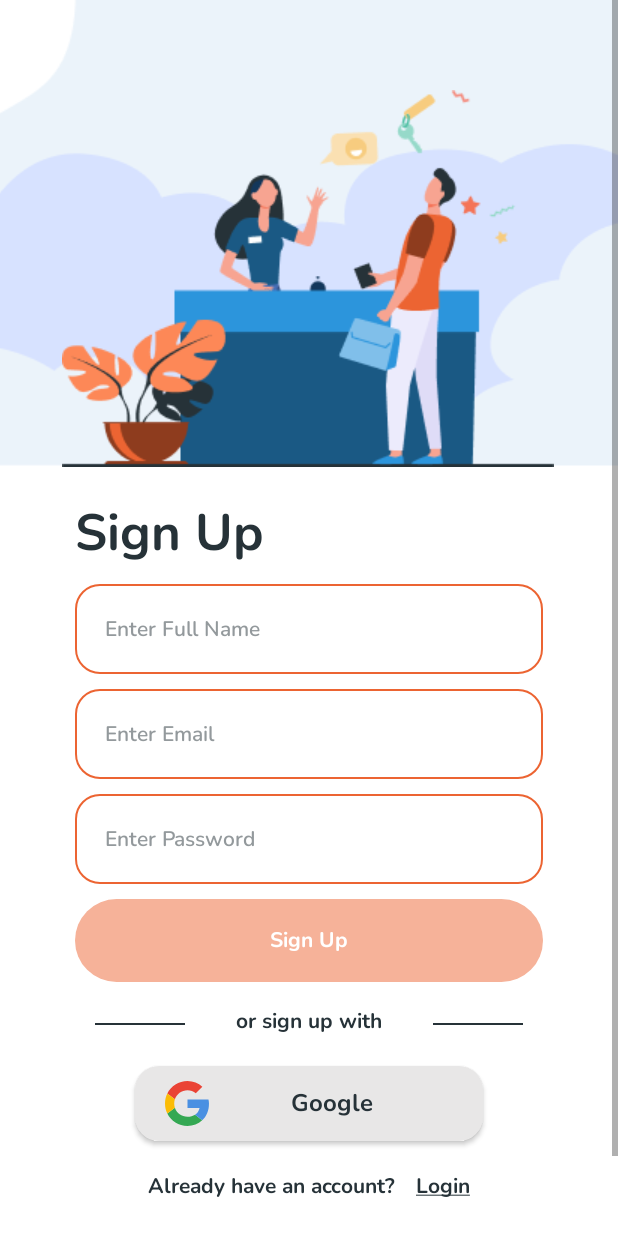
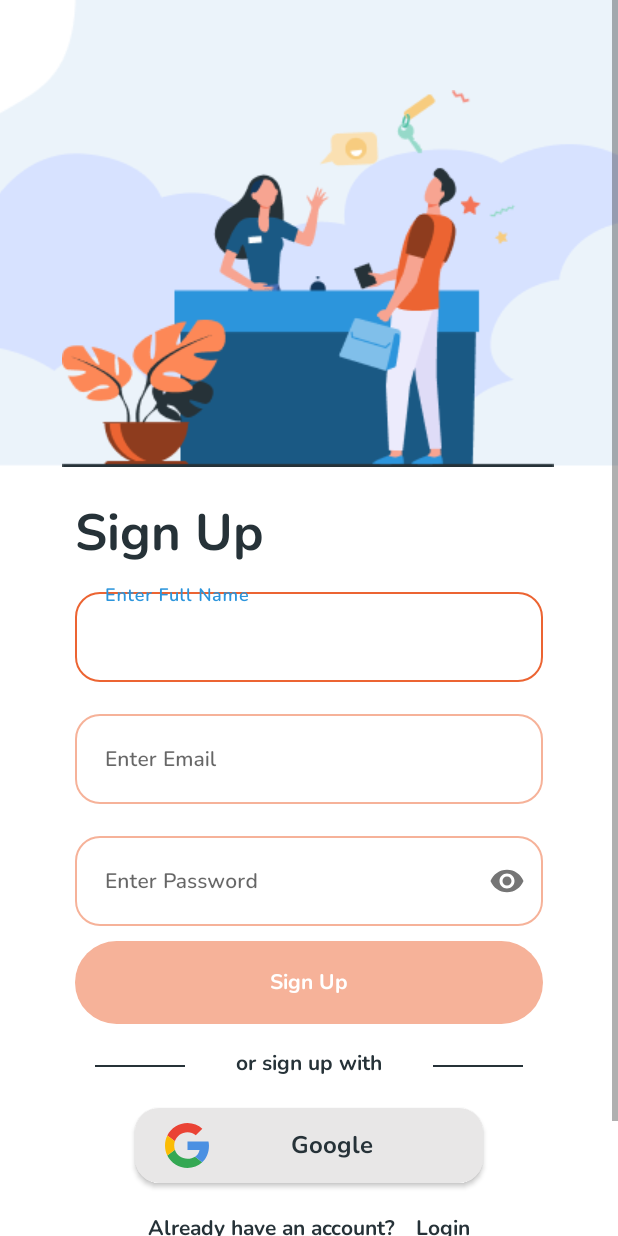
Before and after one commit to capstone-bangkit-c22-ky01/TravelokaOCR, an Android app: the LoginActivity screen opened directly, with no data from a screen before it, after a tap on "Sign up", on a phone screen of 412 x 824 dp. Run offline under Robolectric (Android 15) with nearby library versions, the phone set to English and light mode, and no system bars; 2 other taps on this screen came first.

Commit message:
adding password visibility in input text layout

```diff
--- a/app/src/main/AndroidManifest.xml
+++ b/app/src/main/AndroidManifest.xml
@@ -28,7 +28,7 @@
             android:name=".ui.login.LoginActivity"
             android:exported="false" />
         <activity
-            android:name=".ui.ocr.OCRScreenActivity"
+            android:name=".ui.register.RegisterActivity"
             android:exported="true">
             <intent-filter>
                 <action android:name="android.intent.action.MAIN" />
@@ -48,7 +48,7 @@
             android:name=".ui.homescreen.HomeActivity"
             android:exported="false" />
         <activity
-            android:name=".ui.register.RegisterActivity"
+            android:name=".ui.ocr.OCRScreenActivity"
             android:exported="false"/>
         <activity
             android:name=".MainActivity"
--- a/app/src/main/java/com/example/travelokaocr/ui/customview/PasswordEditTextView.kt
+++ b/app/src/main/java/com/example/travelokaocr/ui/customview/PasswordEditTextView.kt
@@ -2,12 +2,17 @@
 
 import android.content.Context
 import android.graphics.Canvas
+import android.graphics.drawable.Drawable
 import android.util.AttributeSet
 import android.view.View
 import androidx.appcompat.widget.AppCompatEditText
 import com.example.travelokaocr.R
 
 class PasswordEditTextView : AppCompatEditText {
+
+    private lateinit var visibilityButtonIcon: Drawable
+    private lateinit var visibilityOffButtonIcon: Drawable
+
     constructor(context: Context) : super(context) {
     }
 
--- a/app/src/main/res/drawable/bg_edit_text.xml
+++ b/app/src/main/res/drawable/bg_edit_text.xml
@@ -1,10 +1,17 @@
 <?xml version="1.0" encoding="utf-8"?>
 <selector xmlns:android="http://schemas.android.com/apk/res/android">
-    <item>
+    <item android:state_enabled="true" android:state_focused="true">
         <shape android:shape="rectangle">
             <corners android:radius="16dp"/>
             <stroke android:color="@color/neutral50"
                 android:width="1dp"/>
         </shape>
     </item>
+    <item android:state_enabled="true">
+        <shape android:shape="rectangle">
+            <corners android:radius="16dp"/>
+            <stroke android:color="@color/neutral10"
+                android:width="1dp"/>
+        </shape>
+    </item>
 </selector>
--- /dev/null
+++ b/app/src/main/res/drawable/ic_visibility.xml
@@ -0,0 +1,5 @@
+<vector android:height="24dp" android:tint="@color/font_hint"
+    android:viewportHeight="24" android:viewportWidth="24"
+    android:width="24dp" xmlns:android="http://schemas.android.com/apk/res/android">
+    <path android:fillColor="@android:color/white" android:pathData="M12,4.5C7,4.5 2.73,7.61 1,12c1.73,4.39 6,7.5 11,7.5s9.27,-3.11 11,-7.5c-1.73,-4.39 -6,-7.5 -11,-7.5zM12,17c-2.76,0 -5,-2.24 -5,-5s2.24,-5 5,-5 5,2.24 5,5 -2.24,5 -5,5zM12,9c-1.66,0 -3,1.34 -3,3s1.34,3 3,3 3,-1.34 3,-3 -1.34,-3 -3,-3z"/>
+</vector>
--- /dev/null
+++ b/app/src/main/res/drawable/ic_visibility_off.xml
@@ -0,0 +1,5 @@
+<vector android:height="24dp" android:tint="@color/font_hint"
+    android:viewportHeight="24" android:viewportWidth="24"
+    android:width="24dp" xmlns:android="http://schemas.android.com/apk/res/android">
+    <path android:fillColor="@android:color/white" android:pathData="M12,7c2.76,0 5,2.24 5,5 0,0.65 -0.13,1.26 -0.36,1.83l2.92,2.92c1.51,-1.26 2.7,-2.89 3.43,-4.75 -1.73,-4.39 -6,-7.5 -11,-7.5 -1.4,0 -2.74,0.25 -3.98,0.7l2.16,2.16C10.74,7.13 11.35,7 12,7zM2,4.27l2.28,2.28 0.46,0.46C3.08,8.3 1.78,10.02 1,12c1.73,4.39 6,7.5 11,7.5 1.55,0 3.03,-0.3 4.38,-0.84l0.42,0.42L19.73,22 21,20.73 3.27,3 2,4.27zM7.53,9.8l1.55,1.55c-0.05,0.21 -0.08,0.43 -0.08,0.65 0,1.66 1.34,3 3,3 0.22,0 0.44,-0.03 0.65,-0.08l1.55,1.55c-0.67,0.33 -1.41,0.53 -2.2,0.53 -2.76,0 -5,-2.24 -5,-5 0,-0.79 0.2,-1.53 0.53,-2.2zM11.84,9.02l3.15,3.15 0.02,-0.16c0,-1.66 -1.34,-3 -3,-3l-0.17,0.01z"/>
+</vector>
--- a/app/src/main/res/layout/activity_register.xml
+++ b/app/src/main/res/layout/activity_register.xml
@@ -53,31 +53,49 @@
             app:layout_constraintStart_toStartOf="parent"
             app:layout_constraintTop_toBottomOf="@+id/iv_receptionist" />
 
+        <com.google.android.material.textfield.TextInputLayout
+            android:id="@+id/til_full_name"
+            style="@style/Widget.MaterialComponents.TextInputLayout.OutlinedBox"
+            android:layout_width="match_parent"
+            android:layout_height="wrap_content"
+            android:layout_marginTop="10dp"
+            android:layout_marginStart="50dp"
+            android:layout_marginEnd="50dp"
+            app:layout_constraintEnd_toEndOf="parent"
+            app:layout_constraintStart_toStartOf="parent"
+            app:layout_constraintTop_toBottomOf="@id/tv_sign_up">
+
             <com.example.travelokaocr.ui.customview.FullNameEditTextView
                 android:id="@+id/etv_full_name"
                 android:layout_width="match_parent"
                 android:layout_height="60dp"
                 android:gravity="start|center"
-            android:layout_marginTop="10dp"
                 android:paddingStart="20dp"
                 android:paddingEnd="20dp"
                 android:background="@drawable/bg_edit_text"
-            app:layout_constraintEnd_toEndOf="parent"
-            app:layout_constraintStart_toStartOf="parent"
-            app:layout_constraintTop_toBottomOf="@id/tv_sign_up"
                 android:fontFamily="@font/nunito_semi_bold"
                 android:hint="@string/enter_full_name"
-            android:layout_marginStart="50dp"
-            android:layout_marginEnd="50dp"
                 android:textSize="14sp"
                 android:textColorHint="@color/font_hint"
                 tools:ignore="RtlSymmetry" />
+        </com.google.android.material.textfield.TextInputLayout>
+
+        <com.google.android.material.textfield.TextInputLayout
+            android:id="@+id/til_email"
+            style="@style/Widget.MaterialComponents.TextInputLayout.OutlinedBox"
+            android:layout_width="match_parent"
+            android:layout_height="wrap_content"
+            android:layout_marginTop="16dp"
+            android:layout_marginStart="50dp"
+            android:layout_marginEnd="50dp"
+            app:layout_constraintEnd_toEndOf="parent"
+            app:layout_constraintStart_toStartOf="parent"
+            app:layout_constraintTop_toBottomOf="@id/til_full_name">
 
             <com.example.travelokaocr.ui.customview.EmailEditTextView
                 android:id="@+id/etv_email"
                 android:layout_width="match_parent"
                 android:layout_height="60dp"
-            android:layout_marginTop="10dp"
                 android:gravity="start|center"
                 android:paddingStart="20dp"
                 android:paddingEnd="20dp"
@@ -86,32 +104,37 @@
                 android:hint="@string/enter_email"
                 android:textSize="14sp"
                 android:textColorHint="@color/font_hint"
-            tools:ignore="RtlSymmetry"
+                tools:ignore="RtlSymmetry"/>
+        </com.google.android.material.textfield.TextInputLayout>
+
+        <com.google.android.material.textfield.TextInputLayout
+            android:id="@+id/til_password"
+            style="@style/Widget.MaterialComponents.TextInputLayout.OutlinedBox"
+            android:layout_width="match_parent"
+            android:layout_height="wrap_content"
+            android:layout_marginTop="16dp"
             android:layout_marginStart="50dp"
             android:layout_marginEnd="50dp"
+            app:passwordToggleEnabled="true"
             app:layout_constraintEnd_toEndOf="parent"
             app:layout_constraintStart_toStartOf="parent"
-            app:layout_constraintTop_toBottomOf="@id/etv_full_name"/>
+            app:layout_constraintTop_toBottomOf="@id/til_email">
 
             <com.example.travelokaocr.ui.customview.PasswordEditTextView
                 android:id="@+id/etv_password"
                 android:layout_width="match_parent"
                 android:layout_height="60dp"
-            android:layout_marginTop="10dp"
+                android:background="@drawable/bg_edit_text"
+                android:fontFamily="@font/nunito_semi_bold"
                 android:gravity="start|center"
+                android:hint="@string/enter_password"
+                android:inputType="textPassword"
                 android:paddingStart="20dp"
                 android:paddingEnd="20dp"
-            android:background="@drawable/bg_edit_text"
-            android:fontFamily="@font/nunito_semi_bold"
-            android:hint="@string/enter_password"
-            android:layout_marginStart="50dp"
-            android:layout_marginEnd="50dp"
+                android:textColorHint="@color/font_hint"
                 android:textSize="14sp"
-            android:textColorHint="@color/font_hint"
-            tools:ignore="RtlSymmetry"
-            app:layout_constraintEnd_toEndOf="parent"
-            app:layout_constraintStart_toStartOf="parent"
-            app:layout_constraintTop_toBottomOf="@id/etv_email"/>
+                tools:ignore="RtlSymmetry" />
+        </com.google.android.material.textfield.TextInputLayout>
 
         <com.example.travelokaocr.ui.customview.AuthenticationButton
             android:id="@+id/btn_sign_up"
@@ -128,7 +151,7 @@
             android:layout_marginEnd="50dp"
             app:layout_constraintEnd_toEndOf="parent"
             app:layout_constraintStart_toStartOf="parent"
-            app:layout_constraintTop_toBottomOf="@id/etv_password"/>
+            app:layout_constraintTop_toBottomOf="@id/til_password"/>
 
         <View
             android:id="@+id/v_left_line"
```
Also changed, not shown: app/src/main/res/layout/activity_login.xml (+31 -13 lines). Lines whose indentation alone changed are shown as unchanged.
